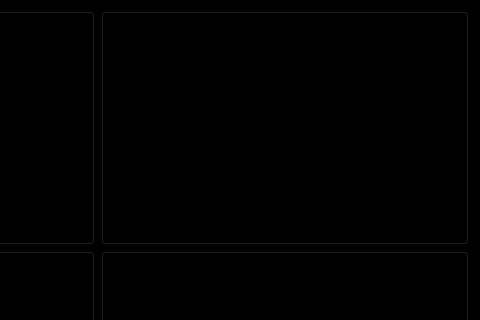
colebarach/ZRE-Dashboard-2024, file qt/view_settings.ui: the form before one commit; both pictures show x 284 to 764 and y 0 to 320 of the 764 by 496 pixel window.
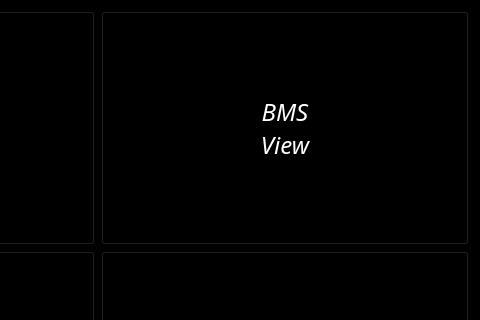
The form after the commit.

Commit message: Began the BMS view of the GUI, fixed sign extension for CAN messages

```diff
--- a/qt/view_settings.ui
+++ b/qt/view_settings.ui
@@ -472,7 +472,8 @@
       </sizepolicy>
      </property>
      <property name="text">
-      <string/>
+      <string>BMS
+View</string>
      </property>
     </widget>
    </item>
```
The commit also changes 14 other files.
